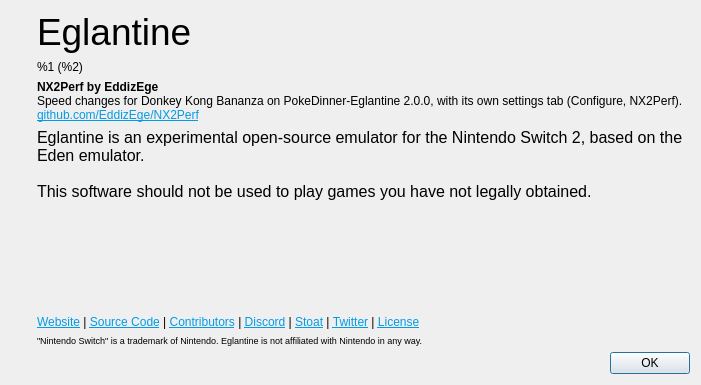
Old version of the form src/yuzu/aboutdialog.ui in the repository EddizEge/Anka.
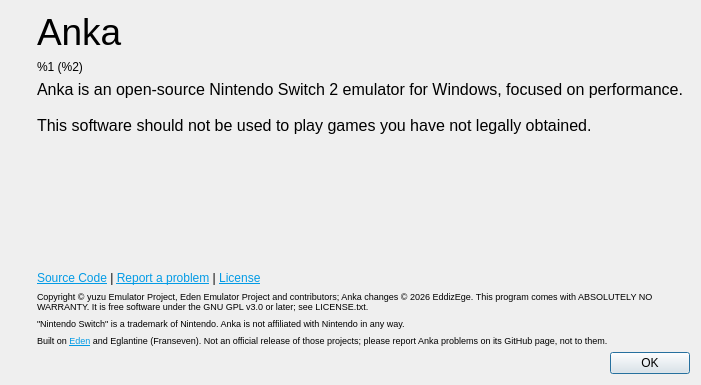
New version of the form. Icons and pictures are not drawn.

Commit message: Anka: rename to Anka by EddizEge, logo, settings presets and restart

The edit to the form file:
```diff
--- a/src/yuzu/aboutdialog.ui
+++ b/src/yuzu/aboutdialog.ui
@@ -69,7 +69,7 @@
           </sizepolicy>
          </property>
          <property name="text">
-          <string>&lt;html&gt;&lt;head/&gt;&lt;body&gt;&lt;p&gt;&lt;span style=&quot; font-size:28pt;&quot;&gt;Eglantine&lt;/span&gt;&lt;/p&gt;&lt;/body&gt;&lt;/html&gt;</string>
+          <string>&lt;html&gt;&lt;head/&gt;&lt;body&gt;&lt;p&gt;&lt;span style=&quot; font-size:28pt;&quot;&gt;Anka&lt;/span&gt;&lt;/p&gt;&lt;/body&gt;&lt;/html&gt;</string>
          </property>
         </widget>
        </item>
@@ -86,19 +86,6 @@
          </property>
         </widget>
        </item>
-       <item>
-        <widget class="QLabel" name="labelNx2Perf">
-         <property name="text">
-          <string>&lt;html&gt;&lt;head/&gt;&lt;body&gt;&lt;p&gt;&lt;span style=&quot; font-weight:600;&quot;&gt;NX2Perf by EddizEge&lt;/span&gt;&lt;br/&gt;Speed changes for Donkey Kong Bananza on PokeDinner-Eglantine 2.0.0, with its own settings tab (Configure, NX2Perf). &lt;a href=&quot;https://github.com/EddizEge/NX2Perf&quot;&gt;&lt;span style=&quot; text-decoration: underline; color:#039be5;&quot;&gt;github.com/EddizEge/NX2Perf&lt;/span&gt;&lt;/a&gt;&lt;/p&gt;&lt;/body&gt;&lt;/html&gt;</string>
-         </property>
-         <property name="wordWrap">
-          <bool>true</bool>
-         </property>
-         <property name="openExternalLinks">
-          <bool>true</bool>
-         </property>
-        </widget>
-       </item>
        <item>
         <widget class="QLabel" name="labelAbout">
          <property name="sizePolicy">
@@ -115,7 +102,7 @@
 li.unchecked::marker { content: &quot;\2610&quot;; }
 li.checked::marker { content: &quot;\2612&quot;; }
 &lt;/style&gt;&lt;/head&gt;&lt;body style=&quot; font-family:'Noto Sans'; font-size:9pt; font-weight:400; font-style:normal;&quot;&gt;
-&lt;p style=&quot; margin-top:0px; margin-bottom:0px; margin-left:0px; margin-right:0px; -qt-block-indent:0; text-indent:0px;&quot;&gt;&lt;span style=&quot; font-family:'MS Shell Dlg 2'; font-size:12pt;&quot;&gt;Eglantine is an experimental open-source emulator for the Nintendo Switch 2, based on the Eden emulator. &lt;br /&gt;&lt;br /&gt;This software should not be used to play games you have not legally obtained.&lt;/span&gt;&lt;/p&gt;&lt;/body&gt;&lt;/html&gt;</string>
+&lt;p style=&quot; margin-top:0px; margin-bottom:0px; margin-left:0px; margin-right:0px; -qt-block-indent:0; text-indent:0px;&quot;&gt;&lt;span style=&quot; font-family:'MS Shell Dlg 2'; font-size:12pt;&quot;&gt;Anka is an open-source Nintendo Switch 2 emulator for Windows, focused on performance. &lt;br /&gt;&lt;br /&gt;This software should not be used to play games you have not legally obtained.&lt;/span&gt;&lt;/p&gt;&lt;/body&gt;&lt;/html&gt;</string>
          </property>
          <property name="alignment">
           <set>Qt::AlignmentFlag::AlignLeading|Qt::AlignmentFlag::AlignLeft|Qt::AlignmentFlag::AlignVCenter</set>
@@ -141,13 +128,23 @@
        <item>
         <widget class="QLabel" name="labelLinks">
          <property name="text">
-          <string>&lt;html&gt;&lt;head/&gt;&lt;body&gt;&lt;p&gt;&lt;a href=&quot;https://eden-emulator.github.io/&quot;&gt;&lt;span style=&quot; text-decoration: underline; color:#039be5;&quot;&gt;Website&lt;/span&gt;&lt;/a&gt; | &lt;a href=&quot;https://git.eden-emu.dev&quot;&gt;&lt;span style=&quot; text-decoration: underline; color:#039be5;&quot;&gt;Source Code&lt;/span&gt;&lt;/a&gt; | &lt;a href=&quot;https://git.eden-emu.dev/eden-emu/eden/activity/contributors&quot;&gt;&lt;span style=&quot; text-decoration: underline; color:#039be5;&quot;&gt;Contributors&lt;/span&gt;&lt;/a&gt; | &lt;a href=&quot;https://discord.gg/HstXbPch7X&quot;&gt;&lt;span style=&quot; text-decoration: underline; color:#039be5;&quot;&gt;Discord&lt;/span&gt;&lt;/a&gt; | &lt;a href=&quot;https://stt.gg/qKgFEAbH&quot;&gt;&lt;span style=&quot; text-decoration: underline; color:#039be5;&quot;&gt;Stoat&lt;/span&gt;&lt;/a&gt; | &lt;a href=&quot;https://nitter.poast.org/edenemuofficial&quot;&gt;&lt;span style=&quot; text-decoration: underline; color:#039be5;&quot;&gt;Twitter&lt;/span&gt;&lt;/a&gt; | &lt;a href=&quot;https://git.eden-emu.dev/eden-emu/eden/src/branch/master/LICENSE.txt&quot;&gt;&lt;span style=&quot; text-decoration: underline; color:#039be5;&quot;&gt;License&lt;/span&gt;&lt;/a&gt;&lt;/p&gt;&lt;/body&gt;&lt;/html&gt;</string>
+          <string>&lt;html&gt;&lt;head/&gt;&lt;body&gt;&lt;p&gt;&lt;a href=&quot;https://github.com/EddizEge/Anka&quot;&gt;&lt;span style=&quot; text-decoration: underline; color:#039be5;&quot;&gt;Source Code&lt;/span&gt;&lt;/a&gt; | &lt;a href=&quot;https://github.com/EddizEge/Anka/issues&quot;&gt;&lt;span style=&quot; text-decoration: underline; color:#039be5;&quot;&gt;Report a problem&lt;/span&gt;&lt;/a&gt; | &lt;a href=&quot;https://github.com/EddizEge/Anka/blob/anka/LICENSE.txt&quot;&gt;&lt;span style=&quot; text-decoration: underline; color:#039be5;&quot;&gt;License&lt;/span&gt;&lt;/a&gt;&lt;/p&gt;&lt;/body&gt;&lt;/html&gt;</string>
          </property>
          <property name="openExternalLinks">
           <bool>true</bool>
          </property>
         </widget>
        </item>
+       <item>
+        <widget class="QLabel" name="labelLegal">
+         <property name="text">
+          <string>&lt;html&gt;&lt;head/&gt;&lt;body&gt;&lt;p&gt;&lt;span style=&quot; font-size:7pt;&quot;&gt;Copyright © yuzu Emulator Project, Eden Emulator Project and contributors; Anka changes © 2026 EddizEge. This program comes with ABSOLUTELY NO WARRANTY. It is free software under the GNU GPL v3.0 or later; see LICENSE.txt.&lt;/span&gt;&lt;/p&gt;&lt;/body&gt;&lt;/html&gt;</string>
+         </property>
+         <property name="wordWrap">
+          <bool>true</bool>
+         </property>
+        </widget>
+       </item>
        <item>
         <widget class="QLabel" name="labelLiability">
          <property name="sizePolicy">
@@ -157,7 +154,23 @@
           </sizepolicy>
          </property>
          <property name="text">
-          <string>&lt;html&gt;&lt;head/&gt;&lt;body&gt;&lt;p&gt;&lt;span style=&quot; font-size:7pt;&quot;&gt;&amp;quot;Nintendo Switch&amp;quot; is a trademark of Nintendo. Eglantine is not affiliated with Nintendo in any way.&lt;/span&gt;&lt;/p&gt;&lt;/body&gt;&lt;/html&gt;</string>
+          <string>&lt;html&gt;&lt;head/&gt;&lt;body&gt;&lt;p&gt;&lt;span style=&quot; font-size:7pt;&quot;&gt;&quot;Nintendo Switch&quot; is a trademark of Nintendo. Anka is not affiliated with Nintendo in any way.&lt;/span&gt;&lt;/p&gt;&lt;/body&gt;&lt;/html&gt;</string>
+         </property>
+         <property name="wordWrap">
+          <bool>true</bool>
+         </property>
+        </widget>
+       </item>
+       <item>
+        <widget class="QLabel" name="labelCredit">
+         <property name="text">
+          <string>&lt;html&gt;&lt;head/&gt;&lt;body&gt;&lt;p&gt;&lt;span style=&quot; font-size:7pt;&quot;&gt;Built on &lt;a href=&quot;https://eden-emulator.github.io/&quot;&gt;&lt;span style=&quot; text-decoration: underline; color:#039be5;&quot;&gt;Eden&lt;/span&gt;&lt;/a&gt; and Eglantine (Franseven). Not an official release of those projects; please report Anka problems on its GitHub page, not to them.&lt;/span&gt;&lt;/p&gt;&lt;/body&gt;&lt;/html&gt;</string>
+         </property>
+         <property name="wordWrap">
+          <bool>true</bool>
+         </property>
+         <property name="openExternalLinks">
+          <bool>true</bool>
          </property>
         </widget>
        </item>
```
Left out of the diff: 4 changed lines with no effect on the pictures. The commit also changes 58 other files.
